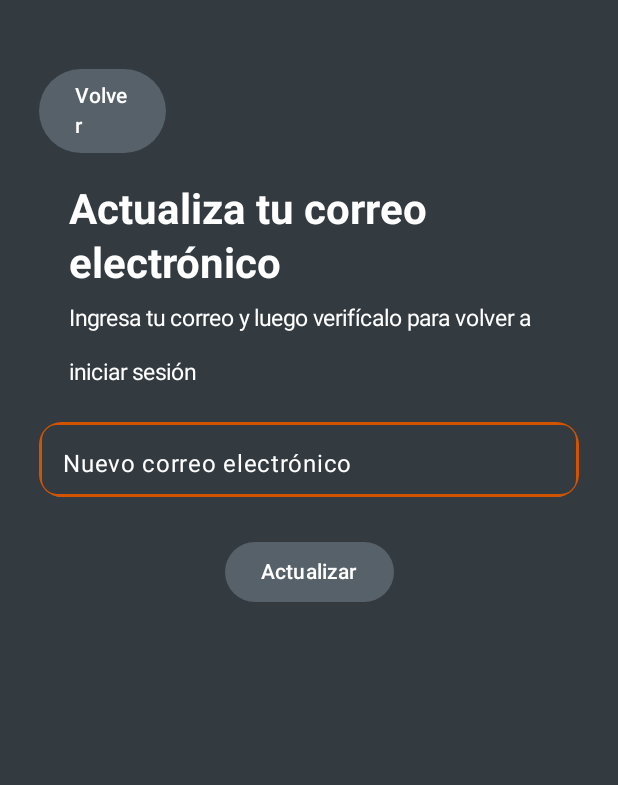
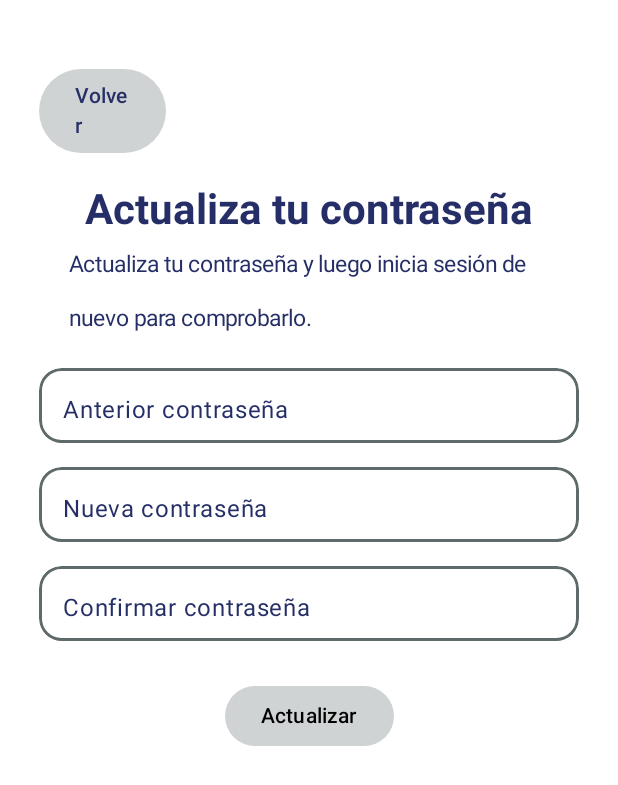
Before and after one commit to LunaFernando791/TrakingFitnessApp, an Android app built with Jetpack Compose: the EditPasswordScreen screen opened through its navigation route, on a phone screen of 412 x 824 dp. Shown: the top 785 px of the screen. Run offline under Robolectric (Android 15) with nearby library versions, the phone set to English and light mode, and no system bars.

Commit message:
App v1.0.6 Avances: Actualizar contraseña completado y rediseño

```diff
--- a/app/src/main/java/com/example/trackingfitness/MainActivity.kt
+++ b/app/src/main/java/com/example/trackingfitness/MainActivity.kt
@@ -18,7 +18,7 @@ import com.example.trackingfitness.navigation.AppNavigation
 import com.example.trackingfitness.ui.theme.TrackingFitnessTheme
 
 val customFontFamily = FontFamily(Font(R.font.custom_font))
-var darkTheme = mutableStateOf(true)
+var darkTheme = mutableStateOf(false)
 class MainActivity : ComponentActivity() {
     override fun onCreate(savedInstanceState: Bundle?) {
         super.onCreate(savedInstanceState)
--- a/app/src/main/java/com/example/trackingfitness/conection/UserService.kt
+++ b/app/src/main/java/com/example/trackingfitness/conection/UserService.kt
@@ -69,7 +69,12 @@ data class UpdateEmailResponse(
     val message: String
 )
 
-data class ResponseIcon(
+data class UpdatePasswordRequest(
+    val current_password: String,
+    val new_password: String,
+    val new_password_confirmation: String
+)
+data class UpdatePasswordResponse(
     val message: String
 )
 
@@ -100,6 +105,11 @@ interface UserService { // Interfaz para definir las operaciones del servicio.
         @Header("Authorization") token: String,
         @Body updateEmailRequest: UpdateEmailRequest
     ): Response<UpdateEmailResponse>
+    @PUT("/api/account-settings/password")
+    suspend fun updatePassword(
+        @Header("Authorization") token: String,
+        @Body updatePasswordRequest: UpdatePasswordRequest
+    ): Response<UpdatePasswordResponse>
 
     @GET("/api/token/valid")
     suspend fun validateToken(
--- a/app/src/main/java/com/example/trackingfitness/screens/EditEmailScreen.kt
+++ b/app/src/main/java/com/example/trackingfitness/screens/EditEmailScreen.kt
@@ -101,7 +101,7 @@ fun BodyScreenContent(
             modifier = Modifier
                 .padding(10.dp),
             onClick = {
-                if(userSession.validateAndUpdate()) {
+                if(userSession.validateAndUpdateEmail()) {
                     userSession.updateEmail(userSession.email)
                     userSession.logoutUser()
                     navController.navigate("startScreen")
--- a/app/src/main/java/com/example/trackingfitness/screens/EditPassScreen.kt
+++ b/app/src/main/java/com/example/trackingfitness/screens/EditPassScreen.kt
@@ -21,7 +21,6 @@ import androidx.compose.ui.unit.dp
 import androidx.compose.ui.unit.sp
 import androidx.navigation.NavController
 import com.example.trackingfitness.darkTheme
-import com.example.trackingfitness.navigation.AppScreens
 import com.example.trackingfitness.viewModel.UserSessionManager
 
 
@@ -36,7 +35,7 @@ fun EditPasswordScreen(
             .fillMaxSize()
             .padding(16.dp)
     ){
-        BodyScreenContent(
+        BodyScreen(
             navController,
             userSession
         )
@@ -70,9 +69,7 @@ fun BodyScreen(
         }
         Spacer(modifier = Modifier.height(20.dp))
         Text(
-            modifier = Modifier
-                .padding(horizontal = 20.dp),
-            text = "Actualiza tu correo electrónico",
+            text = "Actualiza tu contraseña",
             fontWeight = FontWeight.Bold,
             style = MaterialTheme.typography.headlineMedium,
             color = MaterialTheme.colorScheme.primary
@@ -81,28 +78,50 @@ fun BodyScreen(
             modifier = Modifier
                 .padding(horizontal = 20.dp),
             fontSize = 15.sp,
-            text = "Ingresa tu correo y luego verifícalo para volver a iniciar sesión",
+            text = "Actualiza tu contraseña y luego inicia sesión de nuevo para comprobarlo.",
             style = MaterialTheme.typography.headlineMedium,
             color = MaterialTheme.colorScheme.primary
         )
         Spacer(modifier = Modifier.height(15.dp))
         CustomTextField(
-            value = userSession.email,
-            onValueChange = { userSession.changeEmailValue(it) },
-            label = "Nuevo correo electrónico",
+            value = userSession.oldPassword,
+            onValueChange = { userSession.changeOldPasswordValue(it) },
+            label = "Anterior contraseña",
             keyboardOptions = KeyboardOptions.Default.copy(
                 keyboardType = KeyboardType.Text, imeAction = ImeAction.Done
             ),
-            isError = userSession.obtenerEmailError() != null,
-            errorMessage = userSession.obtenerEmailError()
+            isError = userSession.obtenerPasswordError() != null,
+            errorMessage = userSession.obtenerPasswordError()
+        )
+        Spacer(modifier = Modifier.height(16.dp))
+        CustomTextField(
+            value = userSession.newPassword,
+            onValueChange = { userSession.changeNewPasswordValue(it) },
+            label = "Nueva contraseña",
+            keyboardOptions = KeyboardOptions.Default.copy(
+                keyboardType = KeyboardType.Text, imeAction = ImeAction.Done
+            ),
+            isError = userSession.obtenerPasswordError() != null,
+            errorMessage = userSession.obtenerPasswordError()
+        )
+        Spacer(modifier = Modifier.height(16.dp))
+        CustomTextField(
+            value = userSession.passwordConfirmation,
+            onValueChange = { userSession.changePasswordConfirmationValue(it) },
+            label = "Confirmar contraseña",
+            keyboardOptions = KeyboardOptions.Default.copy(
+                keyboardType = KeyboardType.Text, imeAction = ImeAction.Done
+            ),
+            isError = userSession.obtenerPasswordError() != null,
+            errorMessage = userSession.obtenerPasswordError()
         )
         Spacer(modifier = Modifier.height(16.dp))
         Button (
             modifier = Modifier
                 .padding(10.dp),
             onClick = {
-                if(userSession.validateAndUpdate()) {
-                    userSession.updateEmail(userSession.email)
+                if(userSession.validateAndUpdatePassword()) {
+                    userSession.updatePassword(userSession.oldPassword, userSession.newPassword, userSession.passwordConfirmation)
                     userSession.logoutUser()
                     navController.navigate("startScreen")
                 }
--- a/app/src/main/java/com/example/trackingfitness/screens/RecoverPasswordScreen.kt
+++ b/app/src/main/java/com/example/trackingfitness/screens/RecoverPasswordScreen.kt
@@ -129,7 +129,7 @@ fun CustomTextField(
             .border(
                 2.dp,
                 if (isError) Color.Red else MaterialTheme.colorScheme.tertiary,
-                RoundedCornerShape(12.dp)
+                RoundedCornerShape(15.dp)
             )
             .height(50.dp),
         keyboardOptions = keyboardOptions
```
Also changed, not shown: app/src/main/java/com/example/trackingfitness/screens/HomeScreen.kt (+17 -35 lines), app/src/main/java/com/example/trackingfitness/screens/ProfileScreen.kt (+20 -30 lines), app/src/main/java/com/example/trackingfitness/viewModel/UserSessionManager.kt (+61 -2 lines), 81 other files.
